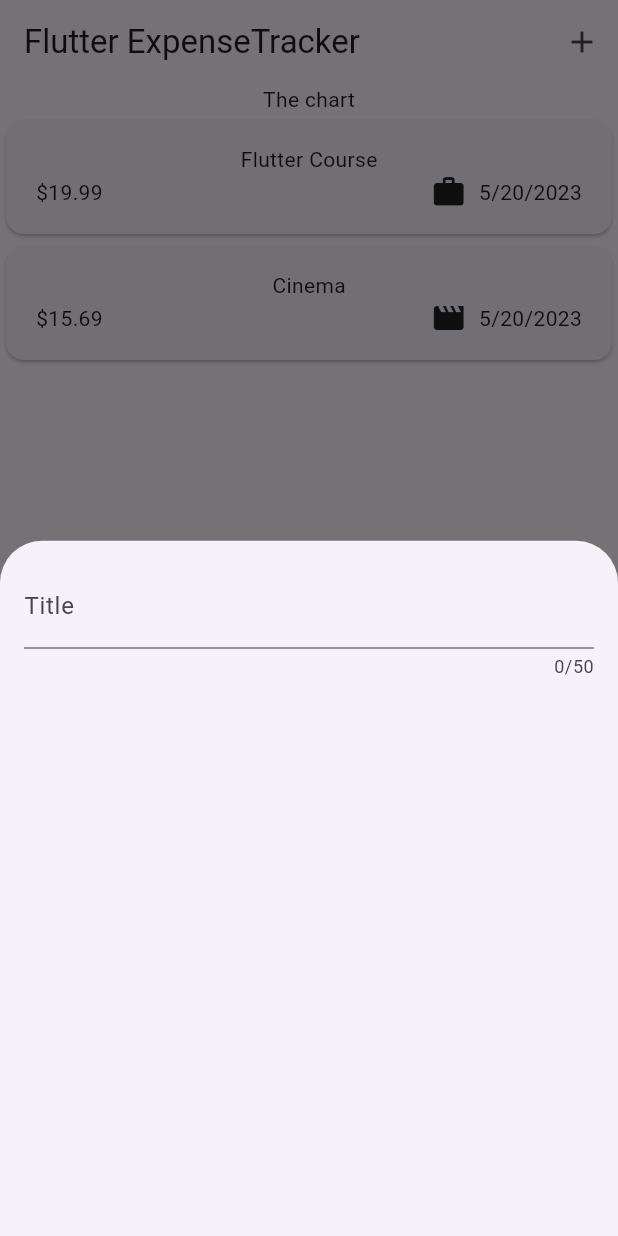
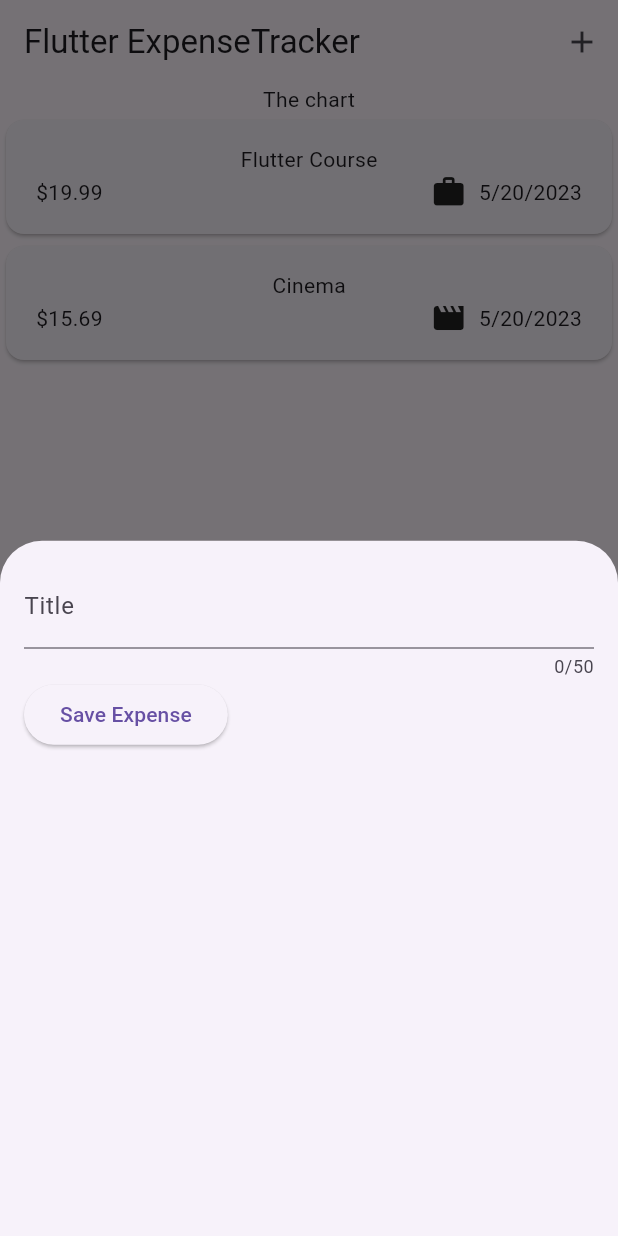
Before and after one commit to alldone03/ExpenseTrackerApp, a Flutter app: the screen it shows after launch, after a tap on the "add" icon, on a phone screen of 412 x 824 dp. Run offline on Flutter 3.47's test engine with Material 2 defaults, Android fonts, the phone set to English and light mode, and no system bars.

Commit message:
Getting User Input on Every Keystroke

```diff
--- a/lib/widget/new_expense.dart
+++ b/lib/widget/new_expense.dart
@@ -8,18 +8,34 @@ class NewExpense extends StatefulWidget {
 }
 
 class _NewExpenseState extends State<NewExpense> {
+  var _enteredTitle = '';
+
+  void _saveTitleInput(String inputValue) {
+    _enteredTitle = inputValue;
+  }
+
   @override
   Widget build(BuildContext context) {
     return Padding(
       padding: const EdgeInsets.all(16),
       child: Column(
-        children: const [
+        children: [
           TextField(
+            onChanged: _saveTitleInput,
             maxLength: 50,
-            decoration: InputDecoration(
+            decoration: const InputDecoration(
               label: Text('Title'),
             ),
-          )
+          ),
+          Row(
+            children: [
+              ElevatedButton(
+                  onPressed: () {
+                    print(_enteredTitle);
+                  },
+                  child: const Text('Save Expense'))
+            ],
+          ),
         ],
       ),
     );
```
